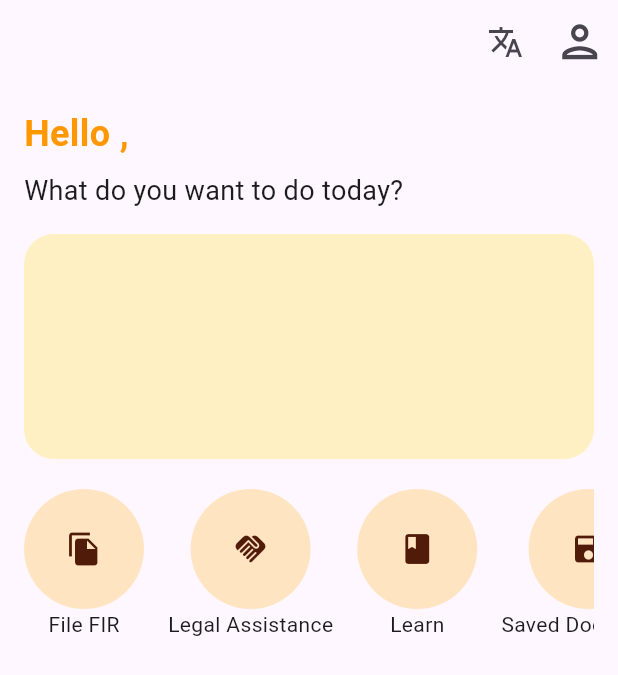
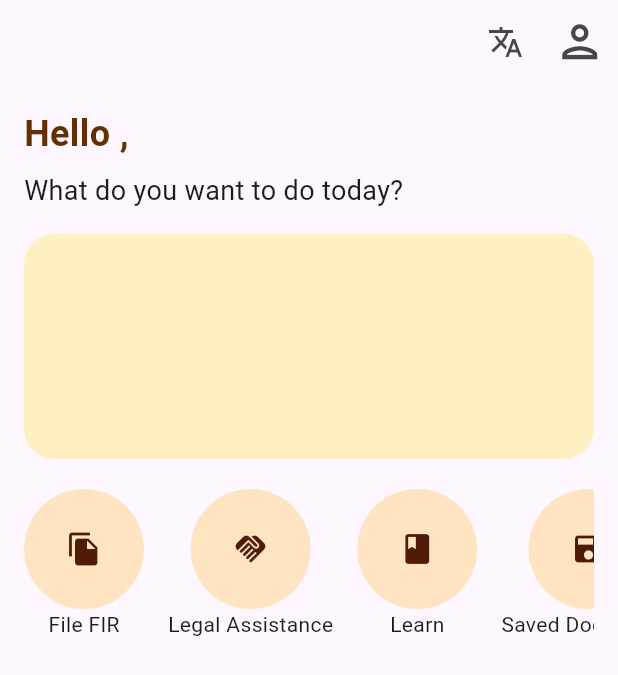
Before and after one commit to imksprateek/LexiFIR, a Flutter app: the Homescreen screen opened directly, on a phone screen of 412 x 824 dp. Shown: the top 675 px of the screen. Run offline on Flutter 3.47's test engine with Material 3 defaults, Android fonts, the phone set to English and light mode, and no system bars; drawn by our look-alikes of carousel_slider; our stand-ins replace shared_preferences; missing offline and left inert: hyperlink; accounts and stored records are empty; network calls fail.

Commit message:
home oage fix

```diff
--- a/app-client/lib/pages/HomeScreen.dart
+++ b/app-client/lib/pages/HomeScreen.dart
@@ -64,7 +64,7 @@ class _HomescreenState extends State<Homescreen> {
               "Hello $username,",
               style: const TextStyle(
                   fontSize: 24,
-                  color: Colors.orange,
+                  color: Color.fromRGBO(98, 48, 2, 1),
                   fontWeight: FontWeight.bold),
               textAlign: TextAlign.left,
             ),
```
